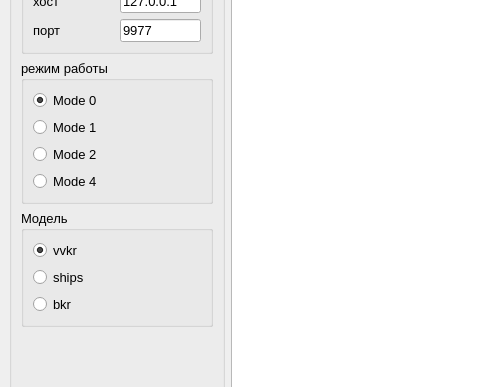
Quainter2510/diplom, file untitled.ui: the form before one commit; both pictures show x 0 to 480 and y 290 to 677 of the 1344 by 891 pixel window.
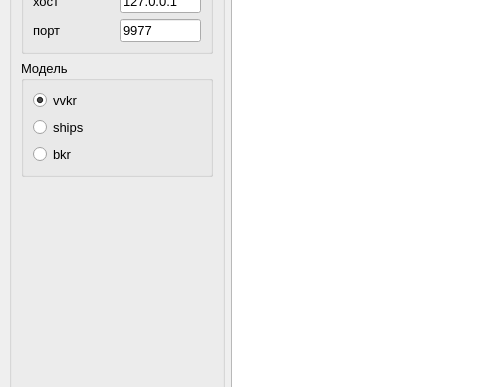
The form after the commit. Custom widgets are drawn as their Qt base class.

The edit to the form file:
```diff
--- a/untitled.ui
+++ b/untitled.ui
@@ -233,46 +233,6 @@
              </layout>
             </widget>
            </item>
-           <item>
-            <widget class="QGroupBox" name="groupBox_6">
-             <property name="title">
-              <string>режим работы</string>
-             </property>
-             <layout class="QVBoxLayout" name="verticalLayout_8">
-              <item>
-               <widget class="QRadioButton" name="mode_0_rbtn">
-                <property name="text">
-                 <string>Mode 0</string>
-                </property>
-                <property name="checked">
-                 <bool>true</bool>
-                </property>
-               </widget>
-              </item>
-              <item>
-               <widget class="QRadioButton" name="mode_1_rbtn">
-                <property name="text">
-                 <string>Mode 1</string>
-                </property>
-               </widget>
-              </item>
-              <item>
-               <widget class="QRadioButton" name="mode_2_rbtn">
-                <property name="text">
-                 <string>Mode 2</string>
-                </property>
-               </widget>
-              </item>
-              <item>
-               <widget class="QRadioButton" name="mode_4_rbtn">
-                <property name="text">
-                 <string>Mode 4</string>
-                </property>
-               </widget>
-              </item>
-             </layout>
-            </widget>
-           </item>
            <item>
             <widget class="QGroupBox" name="groupBox">
              <property name="title">
```
Left out of the diff: 3 changed lines with no effect on the pictures.
